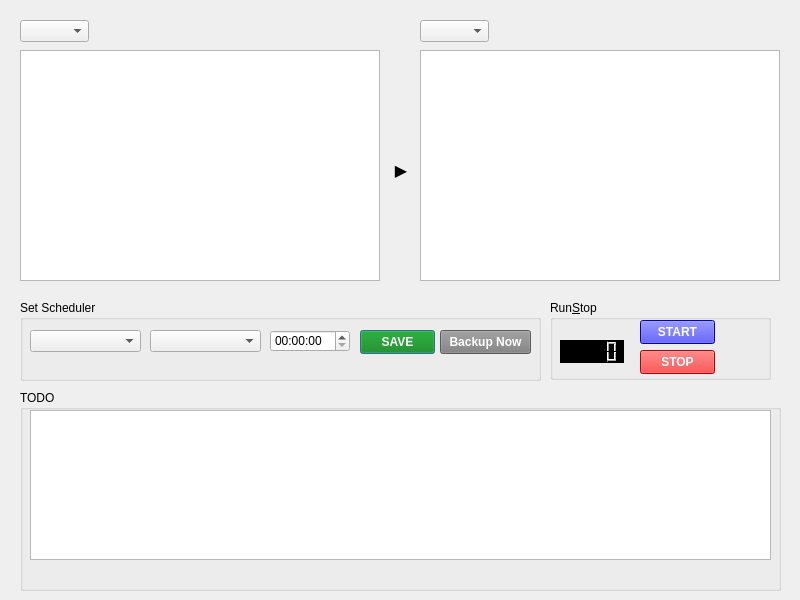
This is file_backup.ui in anjy/PCBackupTool as Qt 5 draws it before an edit. The edited form follows.
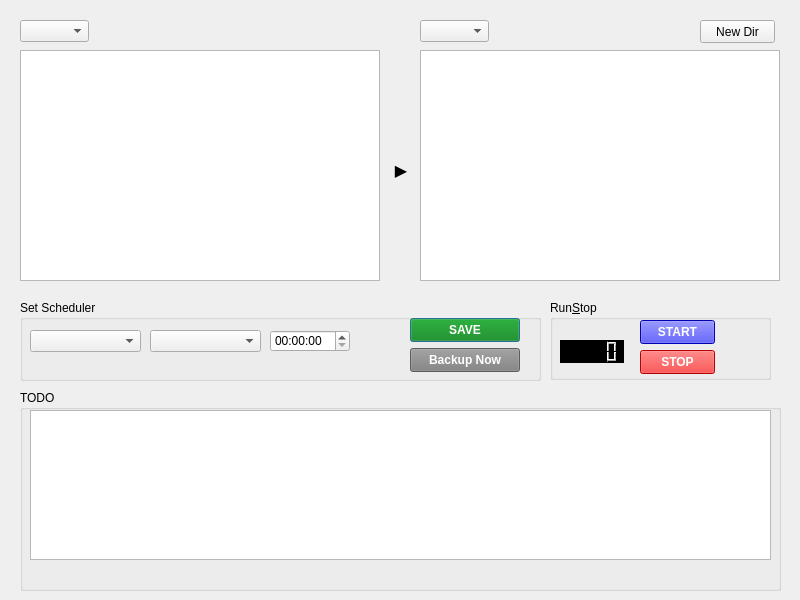
This is the edited form.

Commit message: 1. Backup now 2. Create dir

Patch:
```diff
--- a/file_backup.ui
+++ b/file_backup.ui
@@ -130,9 +130,9 @@
    <widget class="QPushButton" name="btn_save">
     <property name="geometry">
      <rect>
-      <x>340</x>
-      <y>30</y>
-      <width>75</width>
+      <x>390</x>
+      <y>18</y>
+      <width>110</width>
       <height>24</height>
      </rect>
     </property>
@@ -201,9 +201,9 @@
    <widget class="QPushButton" name="btn_copy">
     <property name="geometry">
      <rect>
-      <x>420</x>
-      <y>30</y>
-      <width>91</width>
+      <x>390</x>
+      <y>48</y>
+      <width>110</width>
       <height>24</height>
      </rect>
     </property>
@@ -461,6 +461,19 @@
     </property>
    </widget>
   </widget>
+  <widget class="QPushButton" name="btn_create_dir">
+   <property name="geometry">
+    <rect>
+     <x>700</x>
+     <y>20</y>
+     <width>75</width>
+     <height>23</height>
+    </rect>
+   </property>
+   <property name="text">
+    <string>New Dir</string>
+   </property>
+  </widget>
  </widget>
  <resources/>
  <connections/>
```
The commit also changes 2 other files.
